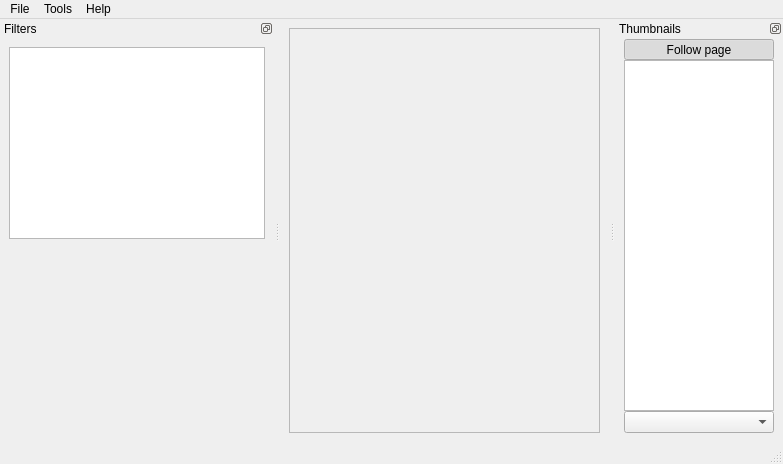
This is ui/MainWindow.ui in 4lex4/scantailor-advanced as Qt 5 draws it before an edit. The edited form follows.
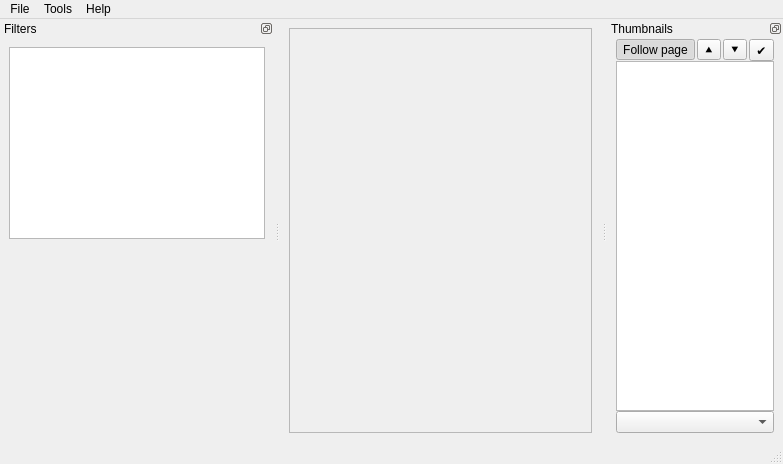
This is the edited form. Custom widgets are drawn as their Qt base class.

Commit message: Add buttons to navigate between pages.

Patch:
```diff
--- a/ui/MainWindow.ui
+++ b/ui/MainWindow.ui
@@ -132,6 +132,11 @@
         <number>0</number>
        </property>
        <item>
+        <layout class="QHBoxLayout" name="horizontalLayout_2">
+         <property name="spacing">
+          <number>2</number>
+         </property>
+         <item>
         <widget class="QToolButton" name="focusButton">
          <property name="sizePolicy">
           <sizepolicy hsizetype="Preferred" vsizetype="Fixed">
@@ -152,6 +157,41 @@
           <bool>true</bool>
          </property>
         </widget>
+         </item>
+         <item>
+          <widget class="QToolButton" name="prevPageBtn">
+           <property name="toolTip">
+            <string>Previous page.</string>
+           </property>
+           <property name="text">
+            <string notr="true">⯅</string>
+           </property>
+          </widget>
+         </item>
+         <item>
+          <widget class="QToolButton" name="nextPageBtn">
+           <property name="toolTip">
+            <string>Next page.</string>
+           </property>
+           <property name="text">
+            <string notr="true">⯆</string>
+           </property>
+          </widget>
+         </item>
+         <item>
+          <widget class="QToolButton" name="filterSelectedBtn">
+           <property name="toolTip">
+            <string>Filter selected pages only.</string>
+           </property>
+           <property name="text">
+            <string notr="true">✔</string>
+           </property>
+           <property name="checkable">
+            <bool>true</bool>
+           </property>
+          </widget>
+         </item>
+        </layout>
        </item>
        <item>
         <widget class="QGraphicsView" name="thumbView">
```
Lines whose indentation alone changed are shown as unchanged. The commit also changes 8 other files.
